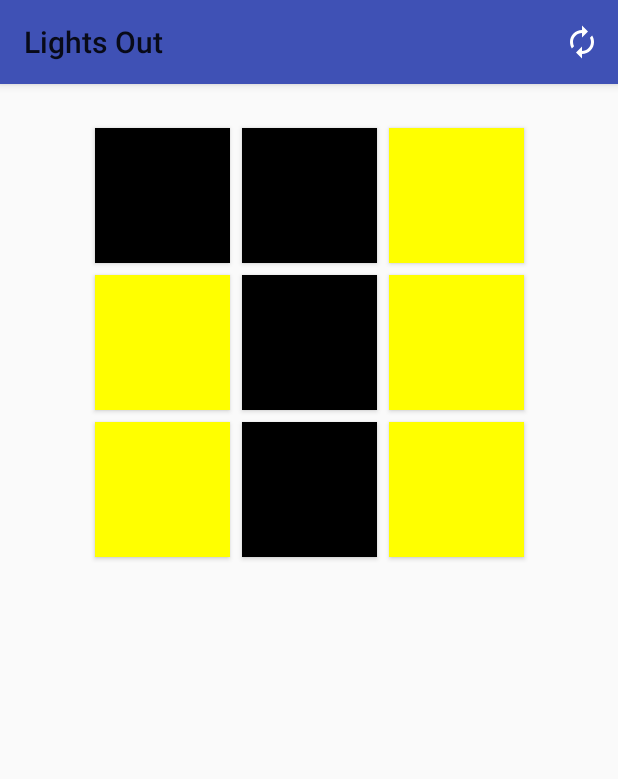
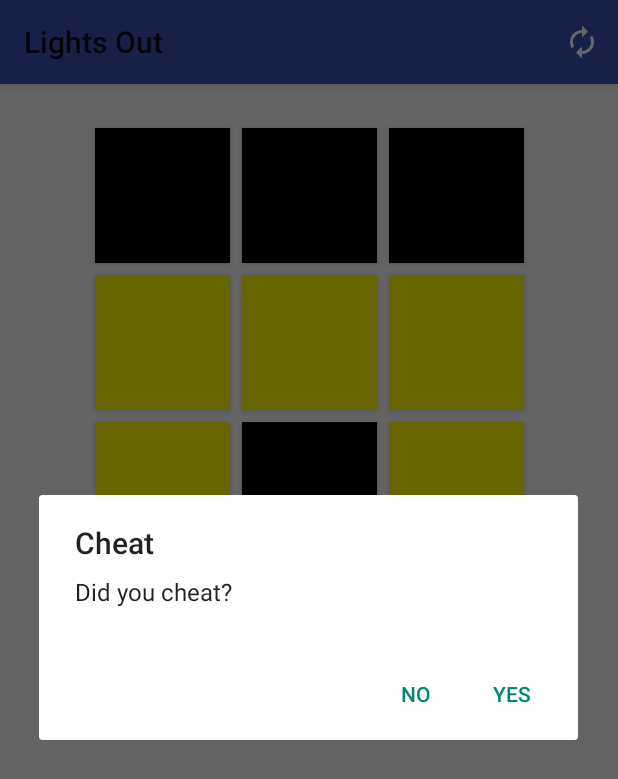
Before and after one commit to gharr27/LightsOut, an Android app: the screen it shows after launch (MainActivity), after a tap on "New Game", on a phone screen of 412 x 824 dp. Shown: the top 779 px of the screen. Run offline under Robolectric (Android 15) with nearby library versions, the phone set to English and light mode, and no system bars.

Commit message:
Add Dialog Fragment

```diff
--- a/app/src/main/java/com/zybooks/lightsout/MainActivity.kt
+++ b/app/src/main/java/com/zybooks/lightsout/MainActivity.kt
@@ -1,5 +1,7 @@
 package com.zybooks.lightsout
 
+import android.app.AlertDialog
+import android.app.Dialog
 import android.os.Bundle
 import android.view.Menu
 import android.view.MenuItem
@@ -9,14 +11,9 @@ import android.widget.Toast
 import androidx.appcompat.app.AppCompatActivity
 import androidx.core.content.ContextCompat
 import androidx.core.view.children
+import androidx.fragment.app.DialogFragment
 
 const val GAME_STATE = "gameState"
-
-/*TODO:
-    1. Add Appbar with New Game button
-    2. Remove New Game button
-    3. Make New Game button in Appbar functional
-* */
 
 class MainActivity : AppCompatActivity() {
 
@@ -24,6 +21,7 @@ class MainActivity : AppCompatActivity() {
     private lateinit var lightGridLayout: GridLayout
     private var lightOnColor = 0
     private var lightOffColor = 0
+
 
     override fun onCreate(savedInstanceState: Bundle?) {
         super.onCreate(savedInstanceState)
@@ -101,7 +99,9 @@ class MainActivity : AppCompatActivity() {
     }
 
     fun onNewGameClick(item: MenuItem) {
-        startGame()
+        //Show Play again DialogFrag
+        val dialog = PlayAgainDialogFragment(this::startGame)
+        dialog.show(supportFragmentManager, "playAgainDialog")
     }
 
     private fun onLightButtonLongClick(view: View): Boolean {
--- /dev/null
+++ b/app/src/main/java/com/zybooks/lightsout/PlayAgainDialogFragment.kt
@@ -0,0 +1,19 @@
+package com.zybooks.lightsout
+
+import android.app.AlertDialog
+import android.app.Dialog
+import android.os.Bundle
+import androidx.fragment.app.DialogFragment
+
+class PlayAgainDialogFragment(val negativeButtonFunc: () -> Unit) : DialogFragment() {
+    override fun onCreateDialog(savedInstanceState: Bundle?): Dialog {
+        val builder = AlertDialog.Builder(this.requireContext())
+        builder.setTitle("Cheat")
+        builder.setMessage("Did you cheat?")
+        builder.setPositiveButton("Yes", null)
+        builder.setNegativeButton("No") { _, _ ->
+            negativeButtonFunc()
+        }
+        return builder.create()
+    }
+}
```
